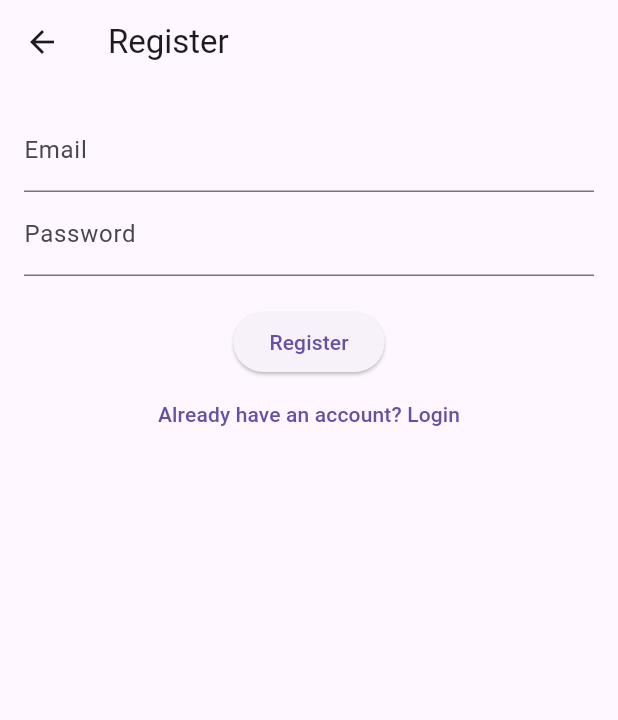
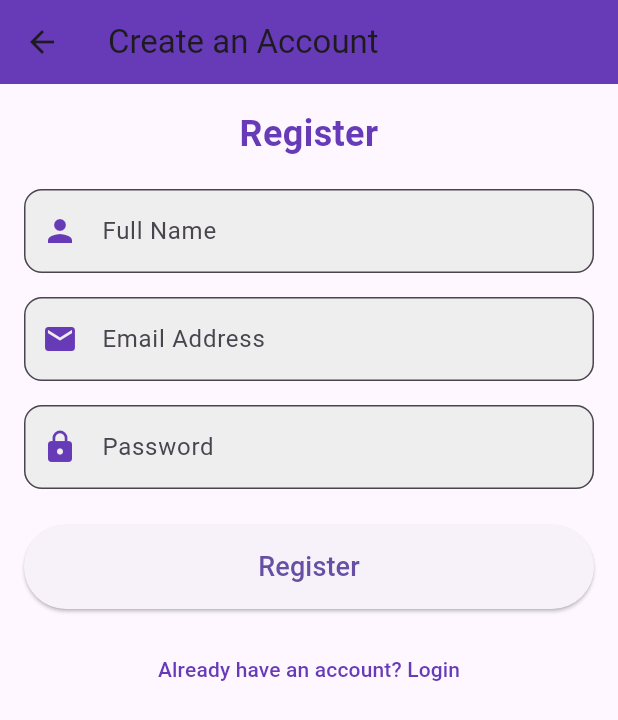
Before and after one commit to SarangaLahiru/AgroPulse_v2, a Flutter app: the RegisterPage screen opened by its route, after a tap on "Register", on a phone screen of 412 x 824 dp. Shown: the top 720 px of the screen. Run offline on Flutter 3.47's test engine with Material 3 defaults, Android fonts, the phone set to English and light mode, and no system bars; network calls fail.

Commit message:
register_form

```diff
--- a/exe1/lib/screens/register_page.dart
+++ b/exe1/lib/screens/register_page.dart
@@ -6,65 +6,90 @@ import 'package:http/http.dart' as http;
 class RegisterPage extends StatelessWidget {
   final TextEditingController _emailController = TextEditingController();
   final TextEditingController _passwordController = TextEditingController();
+  final TextEditingController _nameController = TextEditingController();
 
   @override
   Widget build(BuildContext context) {
     return Scaffold(
       appBar: AppBar(
-        title: Text('Register'),
+        title: Text('Create an Account'),
+        backgroundColor: Colors.deepPurple,
       ),
       body: Padding(
         padding: const EdgeInsets.all(16.0),
-        child: Column(
+        child: ListView(
           children: <Widget>[
-            TextField(
+            Text(
+              'Register',
+              style: TextStyle(
+                fontSize: 24,
+                fontWeight: FontWeight.bold,
+                color: Colors.deepPurple,
+              ),
+              textAlign: TextAlign.center,
+            ),
+            SizedBox(height: 20),
+            _buildTextField(
+              controller: _nameController,
+              labelText: 'Full Name',
+              icon: Icons.person,
+            ),
+            SizedBox(height: 16),
+            _buildTextField(
               controller: _emailController,
-              decoration: InputDecoration(labelText: 'Email'),
+              labelText: 'Email Address',
+              icon: Icons.email,
+              keyboardType: TextInputType.emailAddress,
             ),
-            TextField(
+            SizedBox(height: 16),
+            _buildTextField(
               controller: _passwordController,
-              decoration: InputDecoration(labelText: 'Password'),
+              labelText: 'Password',
+              icon: Icons.lock,
               obscureText: true,
             ),
-            SizedBox(height: 20),
+            SizedBox(height: 24),
             ElevatedButton(
               onPressed: () async {
                 // Handle registration logic
-                final response = await registerUser(
+                final response = await _registerUser(
                   _emailController.text,
                   _passwordController.text,
+                  _nameController.text,
                 );
 
                 if (response.statusCode == 201) {
-                  // Registration successful, navigate to home
+                  // Registration successful
+                  _showDialog(
+                      context, 'Success', 'Registration successful! Welcome.');
                   Navigator.pushNamed(context, '/home');
                 } else {
                   // Show error message
                   final Map<String, dynamic> responseData =
                       json.decode(response.body);
-                  showDialog(
-                    context: context,
-                    builder: (context) => AlertDialog(
-                      title: Text('Error'),
-                      content: Text(
-                          responseData['message'] ?? 'Registration failed'),
-                      actions: [
-                        TextButton(
-                          onPressed: () => Navigator.pop(context),
-                          child: Text('OK'),
-                        ),
-                      ],
-                    ),
-                  );
+                  _showDialog(context, 'Error',
+                      responseData['message'] ?? 'Registration failed');
                 }
               },
-              child: Text('Register'),
+              style: ElevatedButton.styleFrom(
+                // primary: Colors.deepPurple,
+
+                padding: EdgeInsets.symmetric(vertical: 15),
+              ),
+              child: Text(
+                'Register',
+                style: TextStyle(fontSize: 18),
+              ),
             ),
+            SizedBox(height: 16),
             TextButton(
               onPressed: () {
                 Navigator.pushNamed(context, '/');
               },
-              child: Text('Already have an account? Login'),
+              child: Text(
+                'Already have an account? Login',
+                style: TextStyle(color: Colors.deepPurple),
+              ),
             ),
           ],
         ),
@@ -72,18 +97,62 @@ class RegisterPage extends StatelessWidget {
     );
   }
 
-  Future<http.Response> registerUser(String email, String password) {
+  Widget _buildTextField({
+    required TextEditingController controller,
+    required String labelText,
+    IconData? icon,
+    bool obscureText = false,
+    TextInputType keyboardType = TextInputType.text,
+  }) {
+    return TextField(
+      controller: controller,
+      decoration: InputDecoration(
+        labelText: labelText,
+        prefixIcon: icon != null ? Icon(icon, color: Colors.deepPurple) : null,
+        border: OutlineInputBorder(
+          borderRadius: BorderRadius.circular(12),
+        ),
+        filled: true,
+        fillColor: Colors.grey[200],
+      ),
+      obscureText: obscureText,
+      keyboardType: keyboardType,
+    );
+  }
+
+  Future<http.Response> _registerUser(
+    String email,
+    String password,
+    String name,
+  ) {
     return http.post(
       Uri.parse(
-          'http://http://127.0.0.1:8000/api/register'), // Replace with your backend URL
+          'http://127.0.0.1:8000/api/register'), // Replace with your backend URL
       headers: <String, String>{
         'Content-Type': 'application/json; charset=UTF-8',
       },
       body: jsonEncode(<String, String>{
+        'name': name,
         'email': email,
         'password': password,
         'password_confirmation': password,
       }),
     );
   }
+
+  void _showDialog(BuildContext context, String title, String message) {
+    showDialog(
+      context: context,
+      builder: (context) => AlertDialog(
+        title: Text(title),
+        content: Text(message),
+        actions: [
+          TextButton(
+            onPressed: () => Navigator.pop(context),
+            child: Text('OK'),
+          ),
+        ],
+      ),
+    );
+  }
 }
```
Also changed, not shown: 1 other file.
